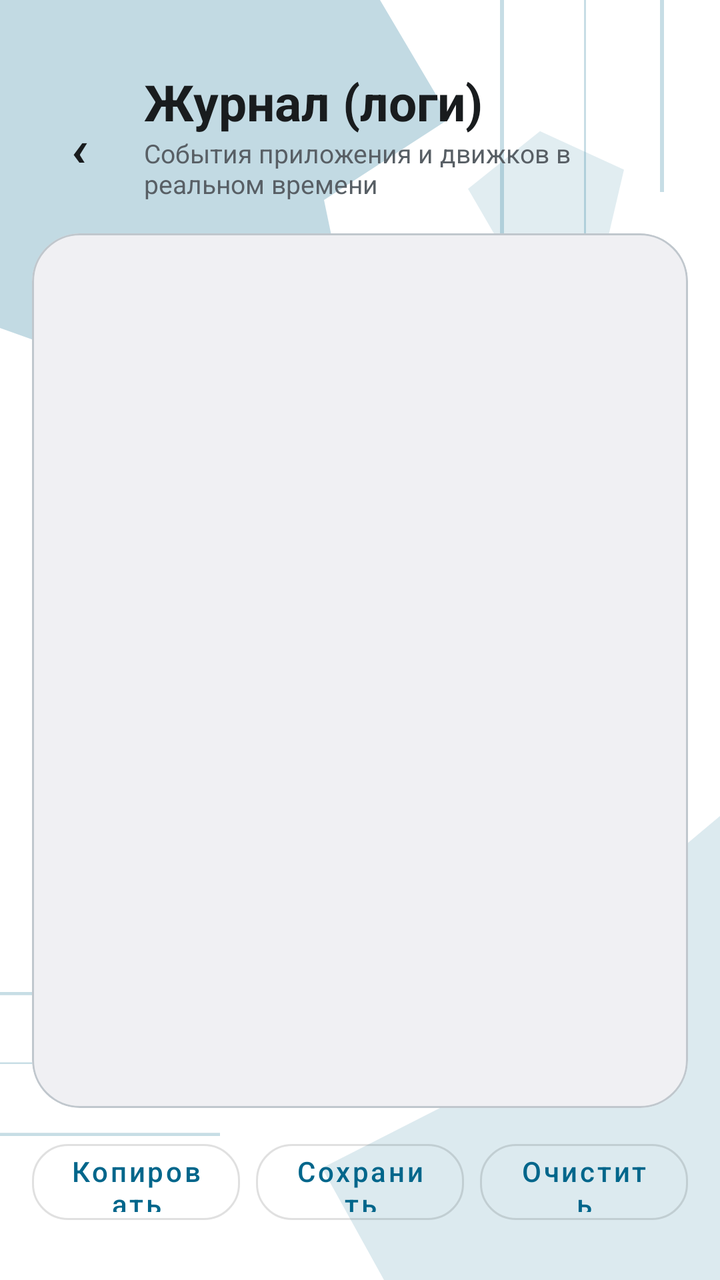
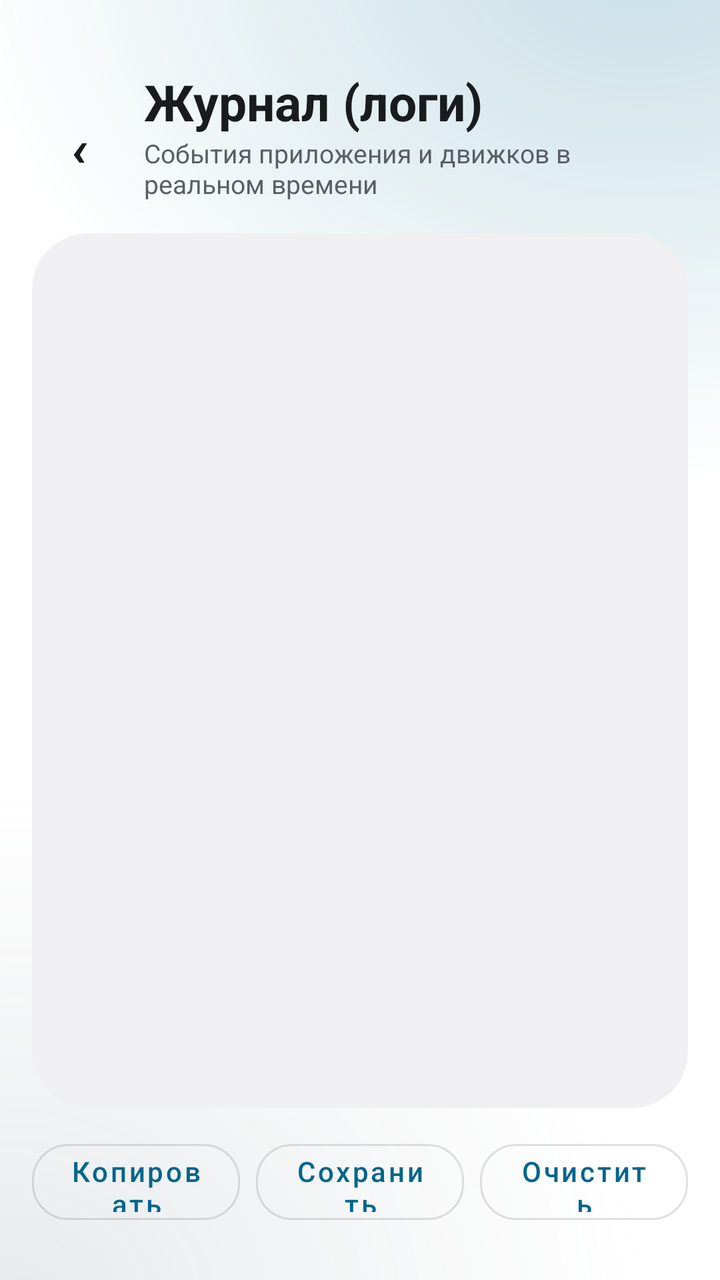

An Android layout rendered at two revisions. The XML below is the earlier revision; the diff shows what the commit changed to produce the second picture.
<!-- AndroidManifest.xml: application theme Theme.LimeFlow -->
<!-- res/layout/activity_logs.xml -->
<?xml version="1.0" encoding="utf-8"?>
<FrameLayout xmlns:android="http://schemas.android.com/apk/res/android"
    xmlns:app="http://schemas.android.com/apk/res-auto"
    android:layout_width="match_parent"
    android:layout_height="match_parent"
    android:background="@drawable/bg_limeflow">

    <LinearLayout
        android:layout_width="match_parent"
        android:layout_height="match_parent"
        android:orientation="vertical">

        <LinearLayout
            android:layout_width="match_parent"
            android:layout_height="wrap_content"
            android:layout_marginTop="34dp"
            android:gravity="center_vertical"
            android:orientation="horizontal"
            android:paddingHorizontal="16dp"
            android:paddingBottom="8dp">

            <com.google.android.material.button.MaterialButton
                android:id="@+id/logs_back"
                style="@style/Widget.MaterialComponents.Button.TextButton"
                android:layout_width="48dp"
                android:layout_height="48dp"
                android:minWidth="0dp"
                android:text="@string/back_symbol"
                android:textColor="@color/app_text"
                android:textSize="30sp"
                app:backgroundTint="@android:color/transparent" />

            <LinearLayout
                android:layout_width="0dp"
                android:layout_height="wrap_content"
                android:layout_marginStart="8dp"
                android:layout_weight="1"
                android:orientation="vertical">

                <com.google.android.material.textview.MaterialTextView
                    android:layout_width="wrap_content"
                    android:layout_height="wrap_content"
                    android:text="@string/logs_title"
                    android:textColor="@color/app_text"
                    android:textSize="25sp"
                    android:textStyle="bold" />

                <com.google.android.material.textview.MaterialTextView
                    android:layout_width="wrap_content"
                    android:layout_height="wrap_content"
                    android:text="@string/logs_summary"
                    android:textColor="@color/app_text_muted"
                    android:textSize="13sp" />
            </LinearLayout>
        </LinearLayout>

        <com.google.android.material.card.MaterialCardView
            android:layout_width="match_parent"
            android:layout_height="0dp"
            android:layout_marginHorizontal="16dp"
            android:layout_marginTop="8dp"
            android:layout_weight="1"
            app:cardBackgroundColor="@color/app_surface"
            app:cardCornerRadius="24dp"
            app:cardElevation="0dp"
            app:strokeColor="@color/app_stroke"
            app:strokeWidth="1dp">

            <FrameLayout
                android:layout_width="match_parent"
                android:layout_height="match_parent">

                <ScrollView
                    android:id="@+id/logs_scroll"
                    android:layout_width="match_parent"
                    android:layout_height="match_parent"
                    android:fillViewport="true">

                    <TextView
                        android:id="@+id/logs_text"
                        android:layout_width="match_parent"
                        android:layout_height="wrap_content"
                        android:fontFamily="monospace"
                        android:padding="14dp"
                        android:textColor="@color/app_text"
                        android:textIsSelectable="true"
                        android:textSize="11sp" />
                </ScrollView>

                <com.google.android.material.textview.MaterialTextView
                    android:id="@+id/logs_empty"
                    android:layout_width="wrap_content"
                    android:layout_height="wrap_content"
                    android:layout_gravity="center"
                    android:gravity="center"
                    android:padding="24dp"
                    android:text="@string/logs_empty"
                    android:textColor="@color/app_text_muted"
                    android:textSize="14sp"
                    android:visibility="gone" />
            </FrameLayout>
        </com.google.android.material.card.MaterialCardView>

        <LinearLayout
            android:layout_width="match_parent"
            android:layout_height="wrap_content"
            android:orientation="horizontal"
            android:paddingHorizontal="16dp"
            android:paddingTop="12dp"
            android:paddingBottom="24dp">

            <com.google.android.material.button.MaterialButton
                android:id="@+id/logs_copy"
                style="@style/Widget.MaterialComponents.Button.OutlinedButton"
                android:layout_width="0dp"
                android:layout_height="50dp"
                android:layout_marginEnd="4dp"
                android:layout_weight="1"
                android:text="@string/logs_copy"
                android:textAllCaps="false"
                app:cornerRadius="18dp" />

            <com.google.android.material.button.MaterialButton
                android:id="@+id/logs_save"
                style="@style/Widget.MaterialComponents.Button.OutlinedButton"
                android:layout_width="0dp"
                android:layout_height="50dp"
                android:layout_marginStart="4dp"
                android:layout_marginEnd="4dp"
                android:layout_weight="1"
                android:text="@string/logs_save"
                android:textAllCaps="false"
                app:cornerRadius="18dp" />

            <com.google.android.material.button.MaterialButton
                android:id="@+id/logs_clear"
                style="@style/Widget.MaterialComponents.Button.OutlinedButton"
                android:layout_width="0dp"
                android:layout_height="50dp"
                android:layout_marginStart="4dp"
                android:layout_weight="1"
                android:text="@string/logs_clear"
                android:textAllCaps="false"
                app:cornerRadius="18dp" />
        </LinearLayout>
    </LinearLayout>
</FrameLayout>
<!-- resources referenced by this layout -->
<resources>
  <color name="app_stroke">#D8E6F8</color>
  <color name="app_surface">#FFFFFFFF</color>
  <color name="app_text">#10233F</color>
  <color name="app_text_muted">#60748F</color>
  <!-- drawable bg_limeflow (drawable) -->
  <?xml version="1.0" encoding="utf-8"?>
  <vector xmlns:android="http://schemas.android.com/apk/res/android"
      android:width="360dp"
      android:height="800dp"
      android:viewportWidth="360"
      android:viewportHeight="800">
      <path android:fillColor="?android:attr/colorBackground" android:pathData="M0,0h360v800H0z" />
      <path android:fillAlpha="0.24" android:fillColor="?attr/colorPrimary" android:pathData="M0,0h190l35,74 -63,51 12,72 -91,45L0,205z" />
      <path android:fillAlpha="0.14" android:fillColor="?attr/colorPrimary" android:pathData="M360,510v290H192l-31,-70 66,-42 -18,-73 88,-39z" />
      <path android:fillAlpha="0.22" android:fillColor="?attr/colorPrimary" android:pathData="M250,0h2v155h-2zM292,0h1v190h-1zM330,0h2v120h-2zM0,620h130v2H0zM0,664h166v1H0zM0,708h110v2H0z" />
      <path android:fillAlpha="0.12" android:fillColor="?attr/colorPrimary" android:pathData="M270,82l42,24 -9,48 -49,7 -20,-43zM38,564l39,-16 31,30 -15,44 -48,-1z" />
  </vector>
  <string name="back_symbol" translatable="false">‹</string>
  <string name="logs_clear">Очистить</string>
  <string name="logs_copy">Копировать</string>
  <string name="logs_empty">Журнал пуст. Запустите LimeFlow — события появятся здесь.</string>
  <string name="logs_save">Сохранить</string>
  <string name="logs_summary">События приложения и движков в реальном времени</string>
  <string name="logs_title">Журнал (логи)</string>
  <style name="Theme.LimeFlow" parent="Theme.MaterialComponents.DayNight.NoActionBar">
          
          <item name="colorPrimary">@color/lime_primary</item>
          <item name="colorPrimaryVariant">@color/lime_primary_variant</item>
          <item name="colorOnPrimary">@color/white</item>
          
          <item name="colorSecondary">@color/lime_secondary</item>
          <item name="colorSecondaryVariant">@color/lime_primary_variant</item>
          <item name="colorOnSecondary">@color/white</item>
          
          <item name="android:statusBarColor">@android:color/transparent</item>
          <item name="android:navigationBarColor">?android:attr/colorBackground</item>
          <item name="android:windowLightStatusBar">true</item>
          
      </style>
  <color name="lime_primary">#1769E0</color>
  <color name="lime_primary_variant">#0D47A1</color>
  <color name="white">#FFFFFFFF</color>
  <color name="lime_secondary">#4094F7</color>
</resources>

<!-- the commit's change to res/layout/activity_logs.xml (unified diff, before → after) -->
@@ -61,10 +61,10 @@
             android:layout_marginTop="8dp"
             android:layout_weight="1"
             app:cardBackgroundColor="@color/app_surface"
-            app:cardCornerRadius="24dp"
+            app:cardCornerRadius="28dp"
             app:cardElevation="0dp"
             app:strokeColor="@color/app_stroke"
-            app:strokeWidth="1dp">
+            app:strokeWidth="0dp">
 
             <FrameLayout
                 android:layout_width="match_parent"
<!-- resource entries referenced after the edit -->
@@ -12,10 +12,8 @@
       android:viewportWidth="360"
       android:viewportHeight="800">
       <path android:fillColor="?android:attr/colorBackground" android:pathData="M0,0h360v800H0z" />
-      <path android:fillAlpha="0.24" android:fillColor="?attr/colorPrimary" android:pathData="M0,0h190l35,74 -63,51 12,72 -91,45L0,205z" />
-      <path android:fillAlpha="0.14" android:fillColor="?attr/colorPrimary" android:pathData="M360,510v290H192l-31,-70 66,-42 -18,-73 88,-39z" />
-      <path android:fillAlpha="0.22" android:fillColor="?attr/colorPrimary" android:pathData="M250,0h2v155h-2zM292,0h1v190h-1zM330,0h2v120h-2zM0,620h130v2H0zM0,664h166v1H0zM0,708h110v2H0z" />
-      <path android:fillAlpha="0.12" android:fillColor="?attr/colorPrimary" android:pathData="M270,82l42,24 -9,48 -49,7 -20,-43zM38,564l39,-16 31,30 -15,44 -48,-1z" />
+      <path android:fillAlpha="0.06" android:fillColor="?attr/colorPrimary"
+          android:pathData="M320,-40m-260,0a260,260 0,1 1,520 0a260,260 0,1 1,-520 0" />
   </vector>
   <string name="back_symbol" translatable="false">‹</string>
   <string name="logs_clear">Очистить</string>
